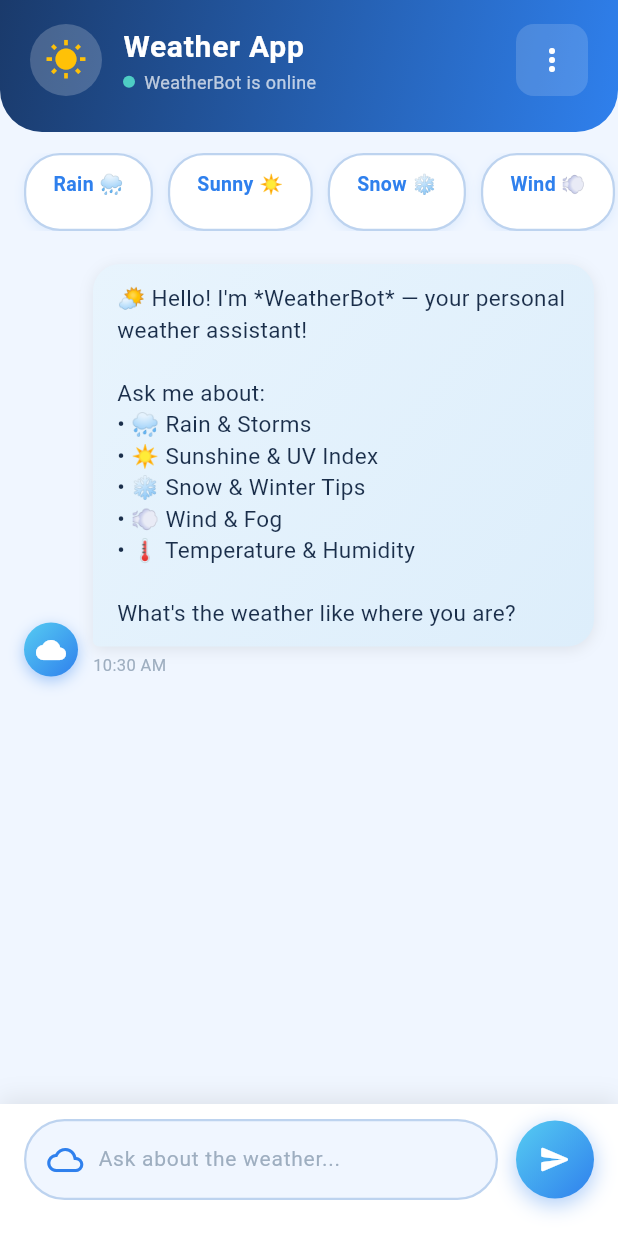
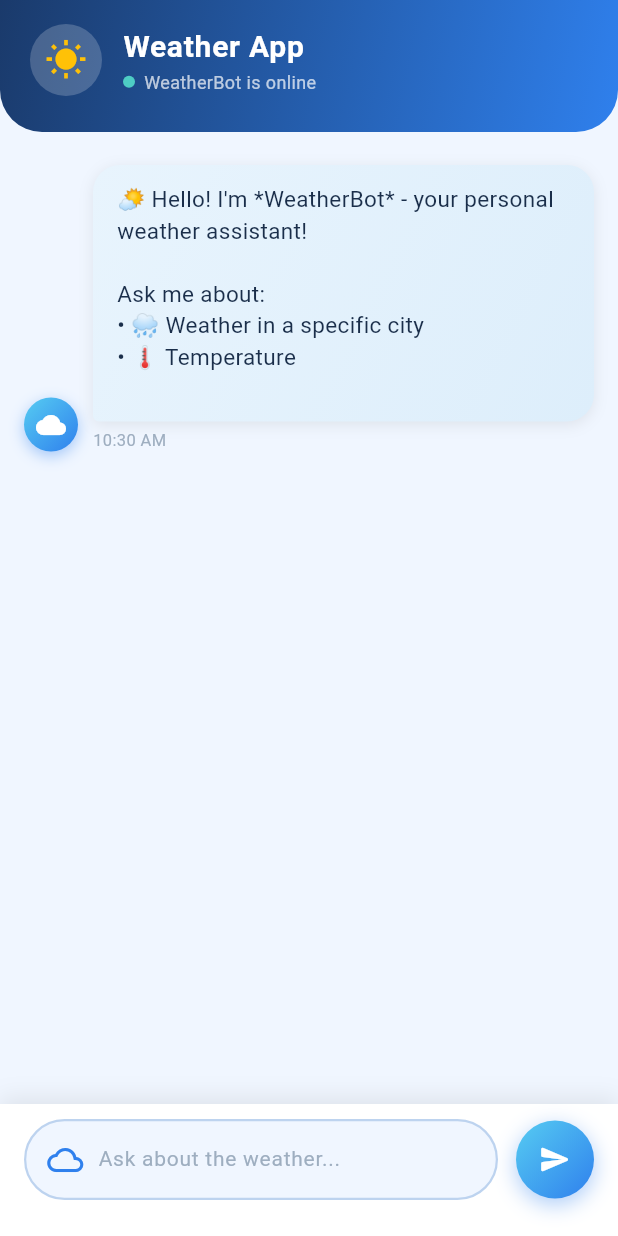
Before and after one commit to theshivamlko/Complete-Generative-AI-for-Flutter-Developers, a Flutter app: the screen it shows after launch, on a phone screen of 412 x 824 dp. Run offline on Flutter 3.47's test engine with Material 3 defaults, Android fonts, the phone set to English and light mode, and no system bars; our stand-ins replace flutter_dotenv, google_generative_ai, image_picker; missing offline and left inert: gal.

Commit message:
weather tool working

```diff
--- a/exercise_weather_app/lib/main.dart
+++ b/exercise_weather_app/lib/main.dart
@@ -1,13 +1,17 @@
 import 'package:flutter/material.dart';
 import 'package:flutter/services.dart';
+import 'package:flutter_dotenv/flutter_dotenv.dart';
 import 'screens/chat_screen.dart';
+import 'theme/app_theme.dart';
 
-void main() {
+void main()async {
   WidgetsFlutterBinding.ensureInitialized();
   SystemChrome.setPreferredOrientations([
     DeviceOrientation.portraitUp,
     DeviceOrientation.portraitDown,
   ]);
+  await dotenv.load(fileName: '.env');
+
   runApp(const WeatherChatApp());
 }
 
@@ -19,14 +23,7 @@ class WeatherChatApp extends StatelessWidget {
     return MaterialApp(
       title: 'Weather App',
       debugShowCheckedModeBanner: false,
-      theme: ThemeData(
-        colorScheme: ColorScheme.fromSeed(
-          seedColor: const Color(0xFF2F80ED),
-          brightness: Brightness.light,
-        ),
-        useMaterial3: true,
-        fontFamily: 'Roboto',
-      ),
+      theme: AppTheme.lightTheme,
       home: const ChatScreen(),
     );
   }
--- a/exercise_weather_app/lib/screens/chat_screen.dart
+++ b/exercise_weather_app/lib/screens/chat_screen.dart
@@ -1,9 +1,11 @@
 import 'package:flutter/material.dart';
 import 'package:flutter/services.dart';
+import 'dart:async';
 import '../models/chat_message.dart';
 import '../services/weather_chat_service.dart';
 import '../widgets/chat_bubble.dart';
 import '../widgets/typing_indicator.dart';
+import '../theme/app_theme.dart';
 
 class ChatScreen extends StatefulWidget {
   const ChatScreen({super.key});
@@ -19,6 +21,7 @@ class _ChatScreenState extends State<ChatScreen> {
   final TextEditingController _textController = TextEditingController();
   final ScrollController _scrollController = ScrollController();
   final FocusNode _focusNode = FocusNode();
+  Timer? _greetingTimer;
 
   @override
   void initState() {
@@ -26,11 +29,14 @@ class _ChatScreenState extends State<ChatScreen> {
     _sendInitialGreeting();
   }
 
-  void _sendInitialGreeting() async {
-    await Future.delayed(const Duration(milliseconds: 600));
-    _addBotMessage(
-      '🌤️ Hello! I\'m *WeatherBot* — your personal weather assistant!\n\nAsk me about:\n• 🌧️ Rain & Storms\n• ☀️ Sunshine & UV Index\n• ❄️ Snow & Winter Tips\n• 💨 Wind & Fog\n• 🌡️ Temperature & Humidity\n\nWhat\'s the weather like where you are?',
-    );
+  void _sendInitialGreeting() {
+    _greetingTimer?.cancel();
+    _greetingTimer = Timer(const Duration(milliseconds: 600), () {
+      if (!mounted) return;
+      _addBotMessage(
+        '🌤️ Hello! I\'m *WeatherBot* - your personal weather assistant!\n\nAsk me about:\n• 🌧️ Weather in a specific city\n• 🌡️ Temperature  \n',
+      );
+    });
   }
 
   void _addBotMessage(String text) {
@@ -76,6 +82,7 @@ class _ChatScreenState extends State<ChatScreen> {
 
   @override
   void dispose() {
+    _greetingTimer?.cancel();
     _messagesNotifier.dispose();
     _isTypingNotifier.dispose();
     _textController.dispose();
@@ -87,11 +94,10 @@ class _ChatScreenState extends State<ChatScreen> {
   @override
   Widget build(BuildContext context) {
     return Scaffold(
-      backgroundColor: const Color(0xFFF0F6FF),
+      backgroundColor: AppColors.backgroundLight,
       body: Column(
         children: [
           _buildAppBar(),
-          _buildWeatherChips(),
           Expanded(child: _buildMessageList()),
           _buildInputBar(),
         ],
@@ -102,11 +108,7 @@ class _ChatScreenState extends State<ChatScreen> {
   Widget _buildAppBar() {
     return Container(
       decoration: const BoxDecoration(
-        gradient: LinearGradient(
-          colors: [Color(0xFF1A3A6B), Color(0xFF2F80ED)],
-          begin: Alignment.topLeft,
-          end: Alignment.bottomRight,
-        ),
+        gradient: AppGradients.header,
         borderRadius: BorderRadius.only(
           bottomLeft: Radius.circular(28),
           bottomRight: Radius.circular(28),
@@ -150,7 +152,7 @@ class _ChatScreenState extends State<ChatScreen> {
                           width: 8,
                           height: 8,
                           decoration: const BoxDecoration(
-                            color: Color(0xFF4ECDC4),
+                            color: AppColors.statusTeal,
                             shape: BoxShape.circle,
                           ),
                         ),
@@ -164,70 +166,9 @@ class _ChatScreenState extends State<ChatScreen> {
                   ],
                 ),
               ),
-              Container(
-                decoration: BoxDecoration(
-                  color: Colors.white.withOpacity(0.15),
-                  borderRadius: BorderRadius.circular(12),
-                ),
-                child: IconButton(
-                  icon: const Icon(Icons.more_vert, color: Colors.white),
-                  onPressed: () {},
-                ),
-              ),
             ],
           ),
         ),
-      ),
-    );
-  }
-
-  Widget _buildWeatherChips() {
-    final suggestions = [
-      'Rain 🌧️',
-      'Sunny ☀️',
-      'Snow ❄️',
-      'Wind 💨',
-      'Fog 🌫️',
-    ];
-    return Container(
-      height: 52,
-      margin: const EdgeInsets.only(top: 14),
-      child: ListView.separated(
-        padding: const EdgeInsets.symmetric(horizontal: 16),
-        scrollDirection: Axis.horizontal,
-        itemCount: suggestions.length,
-        separatorBuilder: (_, __) => const SizedBox(width: 10),
-        itemBuilder: (_, i) {
-          return GestureDetector(
-            onTap: () {
-              _textController.text = suggestions[i].split(' ').first;
-              _sendMessage();
-            },
-            child: Container(
-              padding: const EdgeInsets.symmetric(horizontal: 18, vertical: 10),
-              decoration: BoxDecoration(
-                color: Colors.white,
-                borderRadius: BorderRadius.circular(24),
-                border: Border.all(color: const Color(0xFFBDD3EF), width: 1.5),
-                boxShadow: [
-                  BoxShadow(
-                    color: const Color(0xFF2F80ED).withOpacity(0.1),
-                    blurRadius: 6,
-                    offset: const Offset(0, 2),
-                  ),
-                ],
-              ),
-              child: Text(
-                suggestions[i],
-                style: const TextStyle(
-                  color: Color(0xFF2F80ED),
-                  fontWeight: FontWeight.w600,
-                  fontSize: 13,
-                ),
-              ),
-            ),
-          );
-        },
       ),
     );
   }
@@ -276,10 +217,10 @@ class _ChatScreenState extends State<ChatScreen> {
             Expanded(
               child: Container(
                 decoration: BoxDecoration(
-                  color: const Color(0xFFF0F6FF),
+                  color: AppColors.backgroundLight,
                   borderRadius: BorderRadius.circular(28),
                   border: Border.all(
-                    color: const Color(0xFFBDD3EF),
+                    color: AppColors.inputBorder,
                     width: 1.5,
                   ),
                 ),
@@ -288,7 +229,7 @@ class _ChatScreenState extends State<ChatScreen> {
                     const SizedBox(width: 14),
                     const Icon(
                       Icons.wb_cloudy_outlined,
-                      color: Color(0xFF2F80ED),
+                      color: AppColors.seedBlue,
                     ),
                     const SizedBox(width: 10),
                     Expanded(
@@ -296,13 +237,13 @@ class _ChatScreenState extends State<ChatScreen> {
                         controller: _textController,
                         focusNode: _focusNode,
                         style: const TextStyle(
-                          color: Color(0xFF1A2E4A),
+                          color: AppColors.textDark,
                           fontSize: 15,
                         ),
                         decoration: const InputDecoration(
                           hintText: 'Ask about the weather...',
                           hintStyle: TextStyle(
-                            color: Color(0xFF9EAEC0),
+                            color: AppColors.textMuted,
                             fontSize: 14,
                           ),
                           border: InputBorder.none,
@@ -326,15 +267,11 @@ class _ChatScreenState extends State<ChatScreen> {
                 width: 52,
                 height: 52,
                 decoration: BoxDecoration(
-                  gradient: const LinearGradient(
-                    colors: [Color(0xFF56CCF2), Color(0xFF2F80ED)],
-                    begin: Alignment.topLeft,
-                    end: Alignment.bottomRight,
-                  ),
+                  gradient: AppGradients.sendButton,
                   borderRadius: BorderRadius.circular(26),
                   boxShadow: [
                     BoxShadow(
-                      color: const Color(0xFF2F80ED).withOpacity(0.4),
+                      color: AppColors.seedBlue.withOpacity(0.4),
                       blurRadius: 12,
                       offset: const Offset(0, 4),
                     ),
--- a/exercise_weather_app/lib/services/weather_chat_service.dart
+++ b/exercise_weather_app/lib/services/weather_chat_service.dart
@@ -1,107 +1,54 @@
-import 'dart:math';
+import 'dart:async';
+import 'package:flutter_dotenv/flutter_dotenv.dart';
+import 'package:google_generative_ai/google_generative_ai.dart';
+import 'weather_tools.dart';
 
 class WeatherChatService {
-  static const List<Map<String, String>> _knowledgeBase = [
-    {
-      'keywords': 'hello|hi|hey|good morning|good evening|greet',
-      'response':
-          '👋 Hello! I\'m your Weather Assistant. Ask me anything about the weather — forecasts, tips, or climate facts!',
-    },
-    {
-      'keywords': 'rain|rainy|raining|drizzle|shower|wet',
-      'response':
-          '🌧️ Rain is on the way! Make sure to carry an umbrella. Rain occurs when water droplets in clouds become too heavy and fall to the ground. Fun fact: The smell of rain is called *petrichor*!',
-    },
-    {
-      'keywords': 'sun|sunny|sunshine|clear|bright',
-      'response':
-          '☀️ Sunny skies ahead! Perfect weather for outdoor activities. Remember to apply sunscreen (SPF 30+) and stay hydrated. UV index can be high during peak hours (10am–4pm).',
-    },
-    {
-      'keywords': 'snow|snowy|snowfall|blizzard|flurry|frost|freeze|frozen',
-      'response':
-          '❄️ Snow is in the forecast! Bundle up and watch for icy roads. Snowflakes form when water vapor freezes around tiny particles. No two snowflakes are exactly alike!',
-    },
-    {
-      'keywords': 'cloud|cloudy|overcast|grey|gray',
-      'response':
-          '⛅ Cloudy conditions expected. Clouds are formed from water droplets or ice crystals suspended in the atmosphere. Overcast skies usually mean rain is approaching within 12–24 hours.',
-    },
-    {
-      'keywords': 'wind|windy|breeze|storm|gale|hurricane|typhoon',
-      'response':
-          '💨 Windy weather alert! Wind is caused by differences in atmospheric pressure. Strong gusts can exceed 100 km/h during storms. Secure loose outdoor items and be cautious while driving.',
-    },
-    {
-      'keywords': 'fog|foggy|mist|misty|haze|hazy|smog',
-      'response':
-          '🌫️ Foggy conditions reduce visibility. Drive slowly, use low-beam headlights, and keep extra distance from other vehicles. Fog typically clears by mid-morning as temperatures rise.',
-    },
-    {
-      'keywords': 'thunder|lightning|thunderstorm|storm|bolt',
-      'response':
-          '⛈️ Thunderstorm warning! Stay indoors and away from windows. Avoid using electrical appliances. Lightning can travel at 270,000 km/h — never shelter under a tree during a storm!',
-    },
-    {
-      'keywords': 'hot|heat|warm|temperature|humid|humidity|heatwave',
-      'response':
-          '🌡️ Hot and humid conditions! Stay cool by wearing light-colored, loose-fitting clothes. Drink at least 8–10 glasses of water. Avoid strenuous outdoor activity between 11am and 3pm.',
-    },
-    {
-      'keywords': 'cold|cool|chilly|freezing|ice|winter',
-      'response':
-          '🧥 Cold weather tip: Layer your clothing — a base layer, insulating layer, and windproof outer layer. Keep extremities (hands, ears, feet) covered. Frostbite can occur within minutes in extreme cold.',
-    },
-    {
-      'keywords': 'forecast|weather today|tomorrow|week|weekend|prediction',
-      'response':
-          '📅 While I can\'t access live forecasts right now, I recommend checking apps like Weather.com or AccuWeather for up-to-date 7-day forecasts in your area. Weather patterns change fast!',
-    },
-    {
-      'keywords': 'climate|global warming|environment|carbon|greenhouse',
-      'response':
-          '🌍 Climate change is shifting global weather patterns — causing more extreme events like heatwaves, wildfires, and floods. Reducing carbon emissions and planting trees are key steps to help.',
-    },
-    {
-      'keywords': 'tip|advice|suggest|recommendation|prepare|what should',
-      'response':
-          '💡 Weather Tips:\n\n• Always check the morning forecast before heading out\n• Keep an emergency kit with water, food & flashlight\n• Dress in layers for unpredictable weather\n• App recommendation: Weather Underground for hyper-local data',
-    },
-    {
-      'keywords': 'uv|uv index|sunburn|protection|spf',
-      'response':
-          '🕶️ UV Index Guide:\n• 0–2: Low (No protection needed)\n• 3–5: Moderate (Wear sunscreen)\n• 6–7: High (Wear hat & sunglasses)\n• 8–10: Very High (Limit sun exposure)\n• 11+: Extreme (Stay indoors)',
-    },
-    {
-      'keywords': 'rainbow|arc|spectrum|color|colour',
-      'response':
-          '🌈 Rainbows form when sunlight is refracted and reflected inside water droplets during or after rain. They appear in the opposite direction of the sun. The colors always follow ROYGBIV order!',
-    },
-  ];
+  static final String _apiKey = dotenv.env['GEMINI_API_KEY'] ?? '';
 
-  static final List<String> _defaultResponses = [
-    '🌤️ Interesting question! Weather is a fascinating topic. Try asking about rain, sunshine, snow, wind, fog, or general weather tips!',
-    '🌡️ I\'m your personal weather assistant! Ask me about any weather condition or phenomenon and I\'ll share helpful information.',
-    '⛅ I didn\'t quite catch that. You can ask me about rain, sun, clouds, storms, temperature, humidity, UV index, or weather safety tips!',
-    '🌀 Weather has so many aspects! Ask me about forecasts, weather preparation tips, or specific climate phenomena.',
-  ];
+  static const String _modelName = 'gemini-2.5-flash';
 
-  static final Random _random = Random();
+  static late final GenerativeModel _model = GenerativeModel(
+    model: _modelName,
+    apiKey: _apiKey,
+    tools: [WeatherTools.weatherTool],
+    systemInstruction: Content.system(
+      'You are WeatherBot, a friendly weather assistant. '
+      'When users ask about weather in a specific city, use the get_current_weather function. '
+      'Provide weather information in a conversational, helpful manner with emojis. '
+      'Format temperatures, conditions, and other details clearly.',
+    ),
+  );
 
   static Future<String> getResponse(String message) async {
-    await Future.delayed(const Duration(milliseconds: 800));
-
-    final lowerMessage = message.toLowerCase();
-
-    for (final entry in _knowledgeBase) {
-      final keywords = entry['keywords']!.split('|');
-      for (final keyword in keywords) {
-        if (lowerMessage.contains(keyword)) {
-          return entry['response']!;
-        }
-      }
+    if (_apiKey.isEmpty) {
+      return 'Missing API key. Run the app with '
+          '--dart-define=GEMINI_API_KEY=YOUR_KEY.';
     }
 
-    return _defaultResponses[_random.nextInt(_defaultResponses.length)];
+    try {
+      final chat = _model.startChat();
+      var response = await chat.sendMessage(Content.text(message));
+
+      // Handle function calls
+      while (response.functionCalls.isNotEmpty) {
+        final functionCall = response.functionCalls.first;
+        final functionResponse = await WeatherTools.handleFunctionCall(functionCall);
+
+        response = await chat.sendMessage(
+          Content.functionResponse(functionCall.name, {
+            'result': functionResponse,
+          }),
+        );
+      }
+
+      final text = response.text?.trim();
+      if (text == null || text.isEmpty) {
+        return 'I did not get a response. Try again with a different question.';
+      }
+      return text;
+    } catch (e) {
+      return 'Something went wrong: ${e.toString()}';
+    }
   }
 }
--- /dev/null
+++ b/exercise_weather_app/lib/services/weather_tools.dart
@@ -0,0 +1,72 @@
+import 'package:flutter_dotenv/flutter_dotenv.dart';
+import 'package:google_generative_ai/google_generative_ai.dart';
+import 'dart:convert';
+import 'package:http/http.dart' as http;
+
+class WeatherTools {
+  static const String _baseUrl = 'http://api.weatherapi.com/v1/current.json';
+
+  static final Tool weatherTool = Tool(
+    functionDeclarations: [
+      FunctionDeclaration(
+        'get_current_weather',
+        'Get current weather information for a specific city',
+        Schema(
+          SchemaType.object,
+          properties: {
+            'city': Schema(
+              SchemaType.string,
+              description: 'The name of the city to get weather for',
+            ),
+          },
+          requiredProperties: ['city'],
+        ),
+      ),
+    ],
+  );
+
+  static Future<Map<String, dynamic>> getCurrentWeather(String city) async {
+    final String _weatherApiKey = dotenv.env['WEATHER_API_KEY'] ?? '';
+    if (_weatherApiKey.isEmpty) {
+      return {
+        'error':
+            'Missing Weather API key',
+      };
+    }
+
+    try {
+      final uri = Uri.parse('$_baseUrl?key=$_weatherApiKey&q=$city&aqi=no');
+      final response = await http.get(uri);
+
+      if (response.statusCode == 200) {
+        final data = jsonDecode(response.body);
+        return {
+          'city': data['location']['name'],
+          'country': data['location']['country'],
+          'temperature_c': data['current']['temp_c'],
+          'temperature_f': data['current']['temp_f'],
+          'condition': data['current']['condition']['text'],
+          'humidity': data['current']['humidity'],
+          'wind_kph': data['current']['wind_kph'],
+          'feels_like_c': data['current']['feelslike_c'],
+        };
+      } else {
+        return {
+          'error':
+              'Could not fetch weather for $city. Status: ${response.statusCode}',
+        };
+      }
+    } catch (e) {
+      return {'error': 'Failed to get weather data: ${e.toString()}'};
+    }
+  }
+
+  static Future<String> handleFunctionCall(FunctionCall functionCall) async {
+    if (functionCall.name == 'get_current_weather') {
+      final city = functionCall.args['city'] as String;
+      final weatherData = await getCurrentWeather(city);
+      return jsonEncode(weatherData);
+    }
+    return jsonEncode({'error': 'Unknown function: ${functionCall.name}'});
+  }
+}
--- /dev/null
+++ b/exercise_weather_app/lib/theme/app_theme.dart
@@ -0,0 +1,61 @@
+import 'package:flutter/material.dart';
+
+class AppColors {
+  static const Color seedBlue = Color(0xFF2F80ED);
+  static const Color primaryDarkBlue = Color(0xFF1A3A6B);
+  static const Color accentCyan = Color(0xFF56CCF2);
+  static const Color statusTeal = Color(0xFF4ECDC4);
+  static const Color backgroundLight = Color(0xFFF0F6FF);
+  static const Color inputBorder = Color(0xFFBDD3EF);
+  static const Color textDark = Color(0xFF1A2E4A);
+  static const Color textMuted = Color(0xFF9EAEC0);
+  static const Color botBubbleStart = Color(0xFFE8F4FD);
+  static const Color botBubbleEnd = Color(0xFFDDEEFB);
+  static const Color userBubbleStart = Color(0xFFFF9966);
+  static const Color userBubbleEnd = Color(0xFFFF5E62);
+}
+
+class AppGradients {
+  static const LinearGradient header = LinearGradient(
+    colors: [AppColors.primaryDarkBlue, AppColors.seedBlue],
+    begin: Alignment.topLeft,
+    end: Alignment.bottomRight,
+  );
+
+  static const LinearGradient botAvatar = LinearGradient(
+    colors: [AppColors.accentCyan, AppColors.seedBlue],
+    begin: Alignment.topLeft,
+    end: Alignment.bottomRight,
+  );
+
+  static const LinearGradient userAvatar = LinearGradient(
+    colors: [AppColors.userBubbleStart, AppColors.userBubbleEnd],
+    begin: Alignment.topLeft,
+    end: Alignment.bottomRight,
+  );
+
+  static const LinearGradient botBubble = LinearGradient(
+    colors: [AppColors.botBubbleStart, AppColors.botBubbleEnd],
+    begin: Alignment.topLeft,
+    end: Alignment.bottomRight,
+  );
+
+  static const LinearGradient sendButton = LinearGradient(
+    colors: [AppColors.accentCyan, AppColors.seedBlue],
+    begin: Alignment.topLeft,
+    end: Alignment.bottomRight,
+  );
+}
+
+class AppTheme {
+  static ThemeData get lightTheme {
+    return ThemeData(
+      colorScheme: ColorScheme.fromSeed(
+        seedColor: AppColors.seedBlue,
+        brightness: Brightness.light,
+      ),
+      useMaterial3: true,
+      fontFamily: 'Roboto',
+    );
+  }
+}
--- a/exercise_weather_app/lib/widgets/chat_bubble.dart
+++ b/exercise_weather_app/lib/widgets/chat_bubble.dart
@@ -1,6 +1,7 @@
 import 'package:flutter/material.dart';
 import '../models/chat_message.dart';
 import 'package:intl/intl.dart';
+import '../theme/app_theme.dart';
 
 class ChatBubble extends StatelessWidget {
   final ChatMessage message;
@@ -33,15 +34,11 @@ class ChatBubble extends StatelessWidget {
       width: 36,
       height: 36,
       decoration: BoxDecoration(
-        gradient: const LinearGradient(
-          colors: [Color(0xFF56CCF2), Color(0xFF2F80ED)],
-          begin: Alignment.topLeft,
-          end: Alignment.bottomRight,
-        ),
+        gradient: AppGradients.botAvatar,
         borderRadius: BorderRadius.circular(18),
         boxShadow: [
           BoxShadow(
-            color: const Color(0xFF2F80ED).withOpacity(0.4),
+            color: AppColors.seedBlue.withOpacity(0.4),
             blurRadius: 8,
             offset: const Offset(0, 3),
           ),
@@ -56,15 +53,11 @@ class ChatBubble extends StatelessWidget {
       width: 36,
       height: 36,
       decoration: BoxDecoration(
-        gradient: const LinearGradient(
-          colors: [Color(0xFFFF9966), Color(0xFFFF5E62)],
-          begin: Alignment.topLeft,
-          end: Alignment.bottomRight,
-        ),
+        gradient: AppGradients.userAvatar,
         borderRadius: BorderRadius.circular(18),
         boxShadow: [
           BoxShadow(
-            color: const Color(0xFFFF5E62).withOpacity(0.4),
+            color: AppColors.userBubbleEnd.withOpacity(0.4),
             blurRadius: 8,
             offset: const Offset(0, 3),
           ),
@@ -83,17 +76,7 @@ class ChatBubble extends StatelessWidget {
         Container(
           padding: const EdgeInsets.symmetric(horizontal: 16, vertical: 12),
           decoration: BoxDecoration(
-            gradient: isUser
-                ? const LinearGradient(
-                    colors: [Color(0xFFFF9966), Color(0xFFFF5E62)],
-                    begin: Alignment.topLeft,
-                    end: Alignment.bottomRight,
-                  )
-                : const LinearGradient(
-                    colors: [Color(0xFFE8F4FD), Color(0xFFDDEEFB)],
-                    begin: Alignment.topLeft,
-                    end: Alignment.bottomRight,
-                  ),
+            gradient: isUser ? AppGradients.userAvatar : AppGradients.botBubble,
             borderRadius: BorderRadius.only(
               topLeft: const Radius.circular(18),
               topRight: const Radius.circular(18),
@@ -111,7 +94,7 @@ class ChatBubble extends StatelessWidget {
           child: Text(
             message.text,
             style: TextStyle(
-              color: isUser ? Colors.white : const Color(0xFF1A2E4A),
+              color: isUser ? Colors.white : AppColors.textDark,
               fontSize: 15,
               height: 1.4,
             ),
@@ -120,7 +103,7 @@ class ChatBubble extends StatelessWidget {
         const SizedBox(height: 4),
         Text(
           DateFormat('h:mm a').format(message.timestamp),
-          style: const TextStyle(color: Color(0xFF9EAEC0), fontSize: 11),
+          style: const TextStyle(color: AppColors.textMuted, fontSize: 11),
         ),
       ],
     );
--- a/exercise_weather_app/lib/widgets/typing_indicator.dart
+++ b/exercise_weather_app/lib/widgets/typing_indicator.dart
@@ -1,4 +1,5 @@
 import 'package:flutter/material.dart';
+import '../theme/app_theme.dart';
 
 class TypingIndicator extends StatefulWidget {
   const TypingIndicator({super.key});
@@ -66,9 +67,7 @@ class _TypingIndicatorState extends State<TypingIndicator>
             width: 36,
             height: 36,
             decoration: BoxDecoration(
-              gradient: const LinearGradient(
-                colors: [Color(0xFF56CCF2), Color(0xFF2F80ED)],
-              ),
+              gradient: AppGradients.botAvatar,
               borderRadius: BorderRadius.circular(18),
             ),
             child: const Icon(Icons.cloud, color: Colors.white, size: 20),
@@ -77,9 +76,7 @@ class _TypingIndicatorState extends State<TypingIndicator>
           Container(
             padding: const EdgeInsets.symmetric(horizontal: 18, vertical: 14),
             decoration: BoxDecoration(
-              gradient: const LinearGradient(
-                colors: [Color(0xFFE8F4FD), Color(0xFFDDEEFB)],
-              ),
+              gradient: AppGradients.botBubble,
               borderRadius: const BorderRadius.only(
                 topLeft: Radius.circular(18),
                 topRight: Radius.circular(18),
@@ -105,7 +102,7 @@ class _TypingIndicatorState extends State<TypingIndicator>
                       width: 8,
                       height: 8,
                       decoration: const BoxDecoration(
-                        color: Color(0xFF2F80ED),
+                        color: AppColors.seedBlue,
                         shape: BoxShape.circle,
                       ),
                     ),
```
Also changed, not shown: exercise_weather_app/pubspec.yaml (+5 -22 lines), exercise_weather_app/pubspec.lock, 1 other file.
